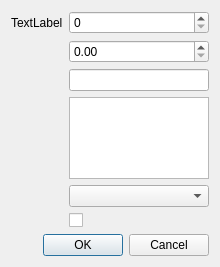
tdauth/wc3lib, file src/editor/objecteditor/ui/objectvaluedialog.ui: the form before one commit.
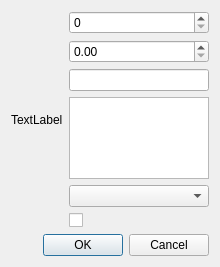
The form after the commit. Custom widgets are drawn as their Qt base class.

Patch:
```diff
--- a/src/editor/objecteditor/ui/objectvaluedialog.ui
+++ b/src/editor/objecteditor/ui/objectvaluedialog.ui
@@ -10,6 +10,12 @@
     <height>267</height>
    </rect>
   </property>
+  <property name="sizePolicy">
+   <sizepolicy hsizetype="Minimum" vsizetype="Minimum">
+    <horstretch>0</horstretch>
+    <verstretch>0</verstretch>
+   </sizepolicy>
+  </property>
   <property name="windowTitle">
    <string>Dialog</string>
   </property>
@@ -24,13 +30,6 @@
      </property>
     </widget>
    </item>
-   <item row="1" column="0">
-    <widget class="QLabel" name="m_label">
-     <property name="text">
-      <string>TextLabel</string>
-     </property>
-    </widget>
-   </item>
    <item row="5" column="1">
     <widget class="KComboBox" name="m_comboBox"/>
    </item>
@@ -57,6 +56,19 @@
      </property>
     </widget>
    </item>
+   <item row="1" column="0" rowspan="6">
+    <widget class="QLabel" name="m_label">
+     <property name="sizePolicy">
+      <sizepolicy hsizetype="Preferred" vsizetype="Expanding">
+       <horstretch>0</horstretch>
+       <verstretch>0</verstretch>
+      </sizepolicy>
+     </property>
+     <property name="text">
+      <string>TextLabel</string>
+     </property>
+    </widget>
+   </item>
   </layout>
  </widget>
  <customwidgets>
```
